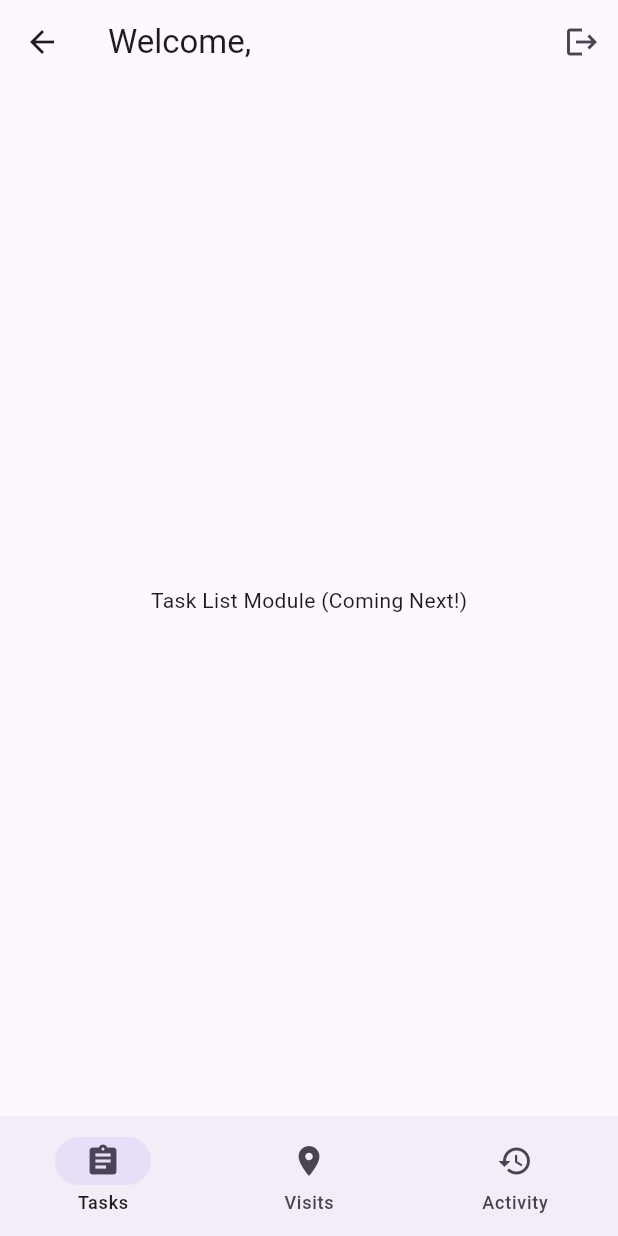
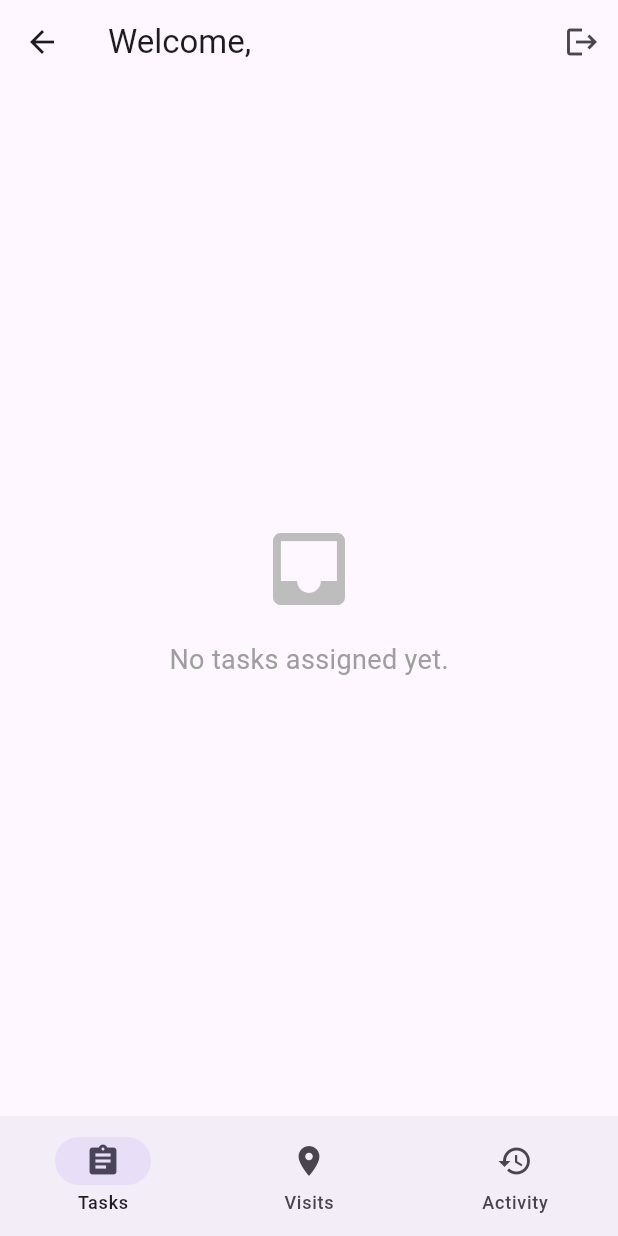
Before and after one commit to rishabhaiml/field_task_and_visit_tracking, a Flutter app: the DashboardScreen screen opened by its route, on a phone screen of 412 x 824 dp. Run offline on Flutter 3.47's test engine with Material 3 defaults, Android fonts, the phone set to English and light mode, and no system bars; our stand-ins replace get; accounts and stored records are empty.

Commit message:
task added

```diff
--- a/lib/features/dashboard/views/dashboard_screen.dart
+++ b/lib/features/dashboard/views/dashboard_screen.dart
@@ -1,3 +1,4 @@
+import 'package:field_task_and_visit_tracking/features/tasks/views/task_list_screen.dart';
 import 'package:flutter/material.dart';
 import 'package:get/get.dart';
 import '../../authentication/controllers/auth_controller.dart';
@@ -81,8 +82,7 @@ class DashboardScreen extends StatelessWidget {
 
   List<Widget> _buildScreens(UserRole role) {
     List<Widget> screens = [
-      // Placeholder for Task List Screen
-      const Center(child: Text('Task List Module (Coming Next!)')),
+      const TaskListScreen(), // Replaced the placeholder!
     ];
 
     if (role == UserRole.fieldAgent) {
--- a/lib/features/tasks/controllers/task_controller.dart
+++ b/lib/features/tasks/controllers/task_controller.dart
@@ -0,0 +1,40 @@
+import 'package:get/get.dart';
+import '../../../data/models/task_model.dart';
+import '../../../data/models/user_model.dart';
+import '../../../data/services/mock_data_service.dart';
+import '../../authentication/controllers/auth_controller.dart';
+
+class TaskController extends GetxController {
+  final MockDataService _dataService = Get.find<MockDataService>();
+  final AuthController _authController = Get.find<AuthController>();
+
+  // State observables
+  final tasks = <TaskModel>[].obs;
+  final isLoading = true.obs;
+
+  @override
+  void onInit() {
+    super.onInit();
+    fetchTasks();
+  }
+
+  Future<void> fetchTasks() async {
+    isLoading.value = true;
+
+    final currentUser = _authController.currentUser.value;
+    if (currentUser == null) {
+      isLoading.value = false;
+      return;
+    }
+
+    // Role-based data fetching: Field Agents only see their own tasks
+    if (currentUser.role == UserRole.fieldAgent) {
+      tasks.value = await _dataService.getTasks(assignedToId: currentUser.id);
+    } else {
+      // Admins and Managers see all tasks
+      tasks.value = await _dataService.getTasks();
+    }
+
+    isLoading.value = false;
+  }
+}
--- a/lib/features/tasks/views/task_list_screen.dart
+++ b/lib/features/tasks/views/task_list_screen.dart
@@ -0,0 +1,71 @@
+import 'package:flutter/material.dart';
+import 'package:get/get.dart';
+import '../controllers/task_controller.dart';
+import '../../../core/constants/theme.dart'; // Assume you have basic colors here
+
+class TaskListScreen extends StatelessWidget {
+  const TaskListScreen({super.key});
+
+  @override
+  Widget build(BuildContext context) {
+    // Inject the controller when the screen is built
+    final TaskController controller = Get.put(TaskController());
+
+    return Scaffold(
+      body: Obx(() {
+        // 1. Handle Loading State
+        if (controller.isLoading.value) {
+          return const Center(child: CircularProgressIndicator());
+        }
+
+        // 2. Handle Empty State
+        if (controller.tasks.isEmpty) {
+          return Center(
+            child: Column(
+              mainAxisAlignment: MainAxisAlignment.center,
+              children: [
+                Icon(Icons.inbox, size: 64, color: Colors.grey.shade400),
+                const SizedBox(height: 16),
+                const Text(
+                  'No tasks assigned yet.',
+                  style: TextStyle(fontSize: 18, color: Colors.grey),
+                ),
+              ],
+            ),
+          );
+        }
+
+        // 3. Handle Success State
+        return RefreshIndicator(
+          onRefresh: controller.fetchTasks,
+          child: ListView.builder(
+            padding: const EdgeInsets.all(16.0),
+            itemCount: controller.tasks.length,
+            itemBuilder: (context, index) {
+              final task = controller.tasks[index];
+              return Card(
+                elevation: 2,
+                margin: const EdgeInsets.only(bottom: 12.0),
+                child: ListTile(
+                  title: Text(
+                    task.title,
+                    style: const TextStyle(fontWeight: FontWeight.bold),
+                  ),
+                  subtitle: Text('Status: ${task.status.name.toUpperCase()}'),
+                  trailing: const Icon(Icons.chevron_right),
+                  onTap: () {
+                    // We will route to the Task Details screen later
+                    Get.snackbar(
+                      'Task Tapped',
+                      'Navigate to details for ${task.title}',
+                    );
+                  },
+                ),
+              );
+            },
+          ),
+        );
+      }),
+    );
+  }
+}
```
